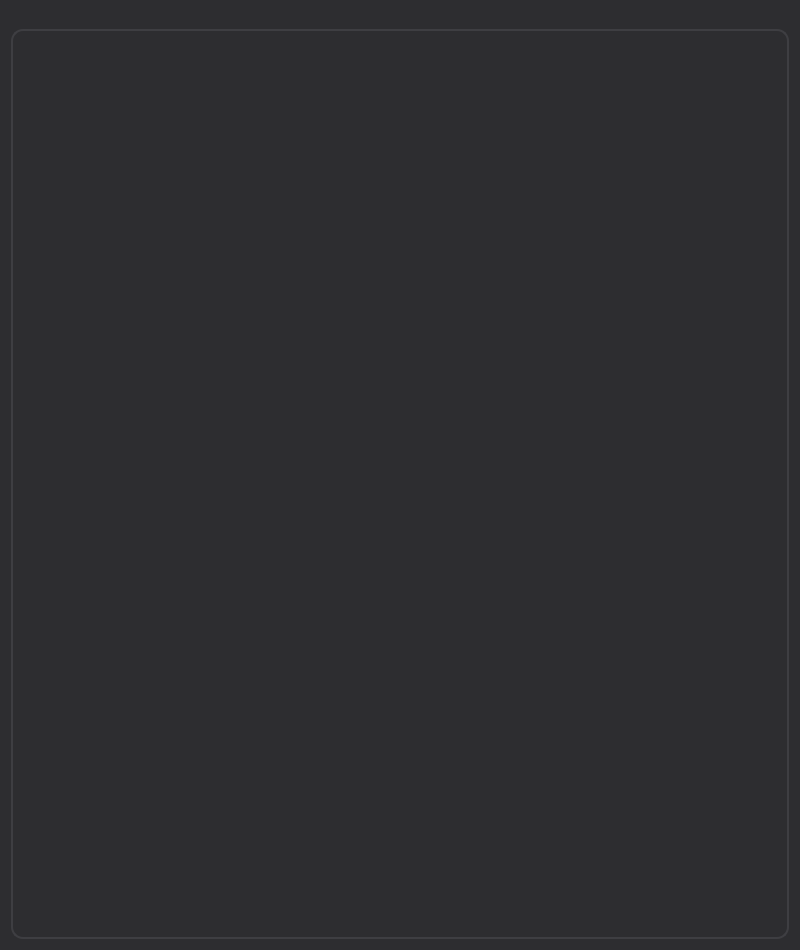
First picture: the form in LenovoLegion/LenovoLegion-Application/CPUFrequency.ui, repository bolekjar/LenovoLegion, before the edit.
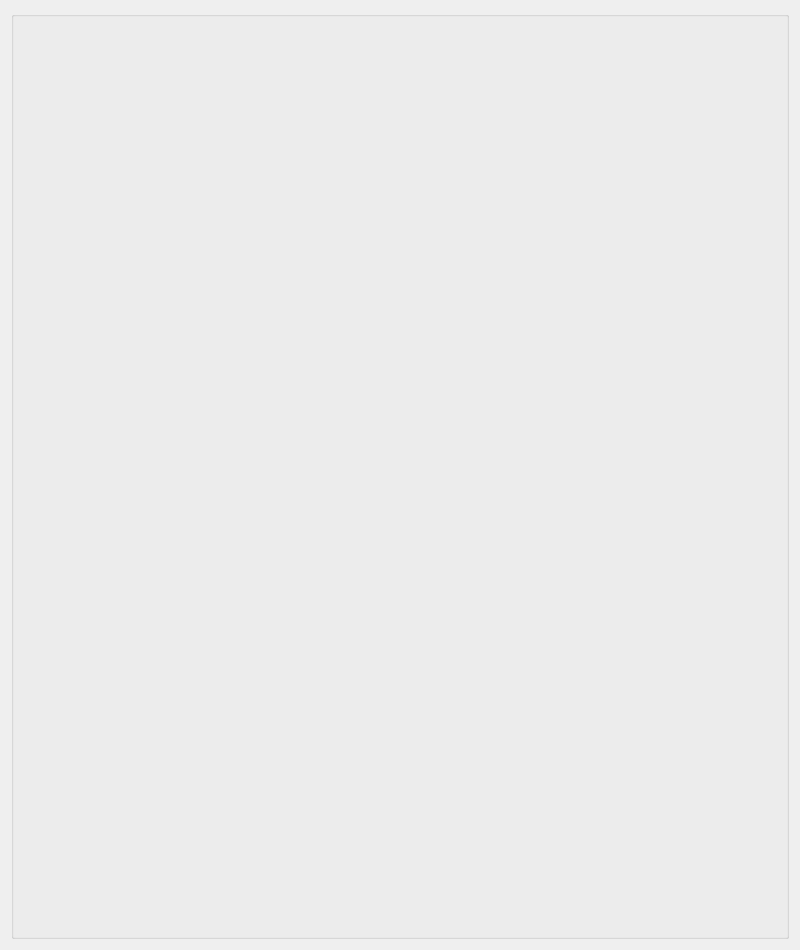
Second picture: the form after the edit. Icons and pictures are not drawn.

What changed in the file:
```diff
--- a/LenovoLegion/LenovoLegion-Application/CPUFrequency.ui
+++ b/LenovoLegion/LenovoLegion-Application/CPUFrequency.ui
@@ -23,66 +23,6 @@
    <iconset resource="Resources.qrc">
     <normaloff>:/images/icons/LenovoLegionIco.png</normaloff>:/images/icons/LenovoLegionIco.png</iconset>
   </property>
-  <property name="styleSheet">
-   <string notr="true">/* ===========================
-   Modern Lenovo Legion Theme
-   Enhanced Readability and Styling
-   =========================== */
-
-/* Basic Styling */
-QWidget {
-	background-color: #2d2d30;
-    border-radius: 12px;
-    border: 0px;
-    color: #e0e0e0;
-    font-family: "Segoe UI", "Ubuntu", sans-serif;
-    font-size: 13px;
-}
-
-#CPUFrequency {
-	background: qlineargradient(x1:0, y1:0, x2:1, y2:1,
-                              stop:0 #1e1e1e, stop:1 #2d2d30);
-}
-
-/* ===== QGroupBox ===== */
-QGroupBox {
-    border: 2px solid #3e3e42;
-    margin-top: 18px;
-    font-size: 13px;
-    font-weight: 500;
-    border-radius: 12px;
-	background-color: qlineargradient(x1:0, y1:0, x2:0, y2:1,
-                                      stop:0 #3a3a3d, stop:1 #2d2d30);
-    padding: 8px;
-}
-
-QGroupBox::title {
-    subcontrol-position: top left;
-    border-top-left-radius: 10px;
-    border-top-right-radius: 10px;
-    padding: 6px 16px;
-    background: qlineargradient(x1:0, y1:0, x2:1, y2:0,
-                                stop:0 #007acc, stop:1 #005a9e);
-    color: #ffffff;
-    font-weight: bold;
-    letter-spacing: 0.5px;
-}
-
-/* ===== QToolTip ===== */
-QToolTip {
-    background: qlineargradient(x1:0, y1:0, x2:0, y2:1,
-                                stop:0 #007acc, stop:1 #005a9e);
-    background-clip: padding-box;
-    color: #ffffff;
-    border: 2px solid #00a8ff;
-    border-radius: 8px;
-    padding: 8px 14px;
-    font-size: 13px;
-    font-weight: 500;
-    margin: 2px;
-}
-</string>
-  </property>
   <layout class="QVBoxLayout" name="verticalLayout_2">
    <item>
     <widget class="QGroupBox" name="groupBox">
```
